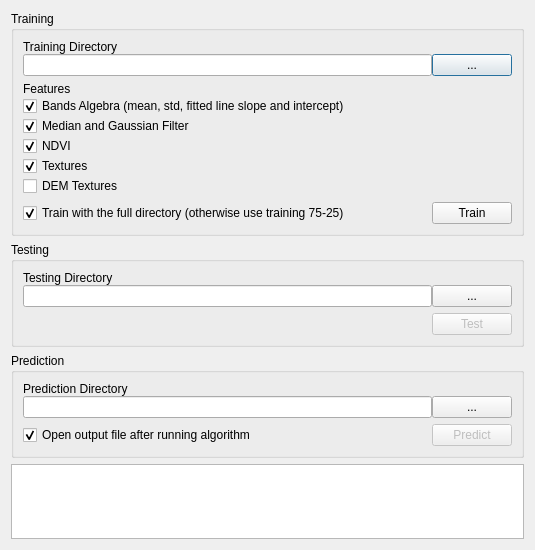
First picture: the form in Lumberjack_dialog_base.ui, repository carobrus/lumberjack_qgis_plugin, before the edit.
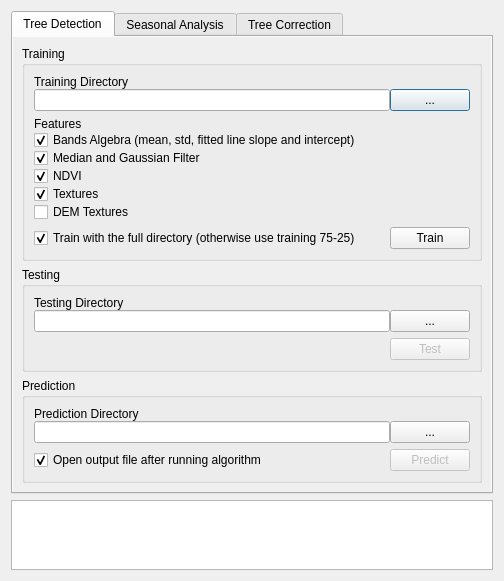
Second picture: the form after the edit.

The edit to the form file:
```diff
--- a/Lumberjack_dialog_base.ui
+++ b/Lumberjack_dialog_base.ui
@@ -6,14 +6,14 @@
    <rect>
     <x>0</x>
     <y>0</y>
-    <width>535</width>
-    <height>550</height>
+    <width>504</width>
+    <height>581</height>
    </rect>
   </property>
   <property name="minimumSize">
    <size>
     <width>504</width>
-    <height>550</height>
+    <height>581</height>
    </size>
   </property>
   <property name="maximumSize">
@@ -26,7 +26,35 @@
    <string>Lumberjack</string>
   </property>
   <layout class="QGridLayout" name="gridLayout">
+   <item row="27" column="0">
+    <widget class="QPlainTextEdit" name="plainTextEdit">
+     <property name="font">
+      <font>
+       <family>Courier New</family>
+      </font>
+     </property>
+     <property name="readOnly">
+      <bool>true</bool>
+     </property>
+    </widget>
+   </item>
    <item row="0" column="0">
+    <widget class="QTabWidget" name="tabWidget">
+     <property name="autoFillBackground">
+      <bool>true</bool>
+     </property>
+     <property name="currentIndex">
+      <number>0</number>
+     </property>
+     <widget class="QWidget" name="tab_detection">
+      <property name="autoFillBackground">
+       <bool>true</bool>
+      </property>
+      <attribute name="title">
+       <string>Tree Detection</string>
+      </attribute>
+      <layout class="QVBoxLayout" name="verticalLayout_4">
+       <item>
     <widget class="QGroupBox" name="groupBox_training">
      <property name="title">
       <string>Training</string>
@@ -174,7 +202,7 @@
      </layout>
     </widget>
    </item>
-   <item row="3" column="0">
+       <item>
     <widget class="QGroupBox" name="groupBox_testing">
      <property name="title">
       <string>Testing</string>
@@ -248,19 +276,7 @@
      </layout>
     </widget>
    </item>
-   <item row="26" column="0">
-    <widget class="QPlainTextEdit" name="plainTextEdit">
-     <property name="font">
-      <font>
-       <family>Courier New</family>
-      </font>
-     </property>
-     <property name="readOnly">
-      <bool>true</bool>
-     </property>
-    </widget>
-   </item>
-   <item row="5" column="0">
+       <item>
     <widget class="QGroupBox" name="groupBox_prediction">
      <property name="title">
       <string>Prediction</string>
@@ -348,6 +364,26 @@
        </layout>
       </item>
      </layout>
+        </widget>
+       </item>
+      </layout>
+     </widget>
+     <widget class="QWidget" name="tab_season">
+      <property name="autoFillBackground">
+       <bool>true</bool>
+      </property>
+      <attribute name="title">
+       <string>Seasonal Analysis</string>
+      </attribute>
+     </widget>
+     <widget class="QWidget" name="tab_correction">
+      <property name="autoFillBackground">
+       <bool>true</bool>
+      </property>
+      <attribute name="title">
+       <string>Tree Correction</string>
+      </attribute>
+     </widget>
     </widget>
    </item>
   </layout>
```
Lines whose indentation alone changed are shown as unchanged.
